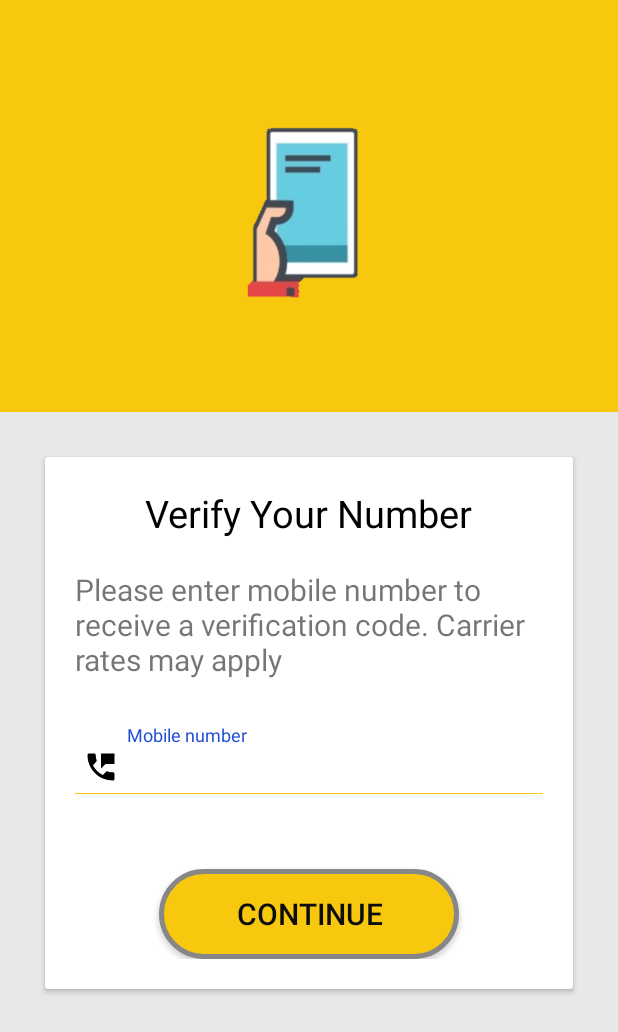
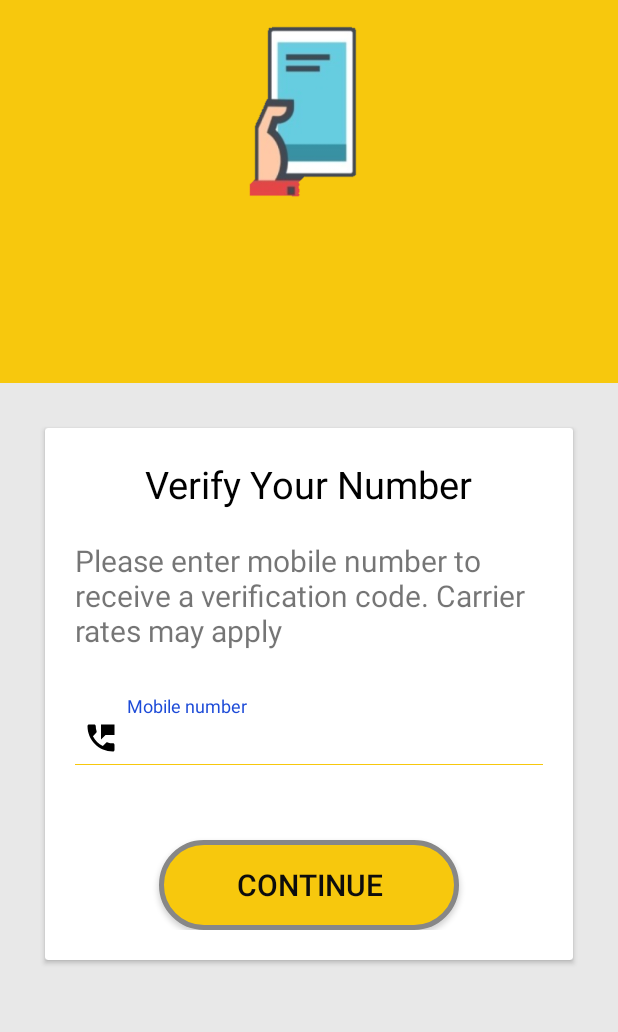
Before and after one commit to aaqadir/SmartLabour02, an Android app: the PhoneActivity screen opened directly, with no data from a screen before it, on a phone screen of 412 x 824 dp. Shown: the top 1032 px of the screen. Run offline under Robolectric (Android 15) with nearby library versions, the phone set to English and light mode, and no system bars; plain views replace OptRoundCardView.

Commit message:
activity dashboard commit

```diff
--- a/app/build.gradle
+++ b/app/build.gradle
@@ -22,6 +22,7 @@ dependencies {
     implementation fileTree(dir: 'libs', include: ['*.jar'])
     implementation 'com.android.support:appcompat-v7:28.0.0'
     implementation 'com.android.support:design:28.0.0'
+
     implementation 'com.android.support.constraint:constraint-layout:1.1.3'
     implementation 'com.android.support:support-v4:28.0.0'
     testImplementation 'junit:junit:4.12'
--- a/app/src/main/AndroidManifest.xml
+++ b/app/src/main/AndroidManifest.xml
@@ -11,7 +11,6 @@
         android:supportsRtl="true"
         android:theme="@style/AppTheme"
         tools:ignore="GoogleAppIndexingWarning">
-
         <activity
             android:name=".WelcomeActivity"
             android:label="@string/app_name"
@@ -22,8 +21,7 @@
                 <category android:name="android.intent.category.LAUNCHER" />
             </intent-filter>
         </activity>
-
-        <activity android:name=".MainActivity"/>
+        <activity android:name=".MainActivity" />
         <activity android:name=".Dashboard" />
         <activity android:name=".AboutActivity" />
         <activity android:name=".HelpActivity" />
@@ -34,8 +32,6 @@
         <activity android:name=".RegisterActivity" />
         <activity android:name=".PhoneActivity" />
         <activity android:name=".PverifyActivity" />
-
-
     </application>
 
 </manifest>
--- a/app/src/main/java/com/example/smartlabour01/MainActivity.java
+++ b/app/src/main/java/com/example/smartlabour01/MainActivity.java
@@ -81,7 +81,7 @@ public class MainActivity extends AppCompatActivity
         int id = item.getItemId();
 
         //noinspection SimplifiableIfStatement
-        if (id == R.id.action_settings) {
+        if (id == R.id.action_search) {
             return true;
         }
 
--- a/app/src/main/res/drawable/buttonstyle.xml
+++ /dev/null
@@ -1,6 +0,0 @@
-<?xml version="1.0" encoding="utf-8"?>
-<shape xmlns:android="http://schemas.android.com/apk/res/android">
-    <corners android:radius="25dp"/>
-    <solid android:color="@color/lightorange"/>
-    <padding android:top="15dp" android:right="15dp" android:left="15dp" android:bottom="15dp"/>
-</shape>
--- a/app/src/main/res/layout/activity_phone.xml
+++ b/app/src/main/res/layout/activity_phone.xml
@@ -13,37 +13,38 @@
         android:id="@+id/upperLayout"
         android:layout_width="match_parent"
         android:layout_height="0dp"
-        android:layout_weight="1"
+        android:layout_weight="0.9"
+
         android:background="@color/colorPrimary"
-        android:gravity="center"
         android:orientation="vertical">
 
         <ImageView
             android:id="@+id/imageView3"
             android:layout_width="150dp"
             android:layout_height="140dp"
-            android:background="@drawable/mobilenum" />
+            android:layout_gravity="center"
+            android:src="@drawable/mobilenum" />
 
     </LinearLayout>
 
-    <ScrollView xmlns:android="http://schemas.android.com/apk/res/android"
+    <ScrollView
         android:layout_width="match_parent"
         android:layout_height="0dp"
         android:layout_weight="2">
 
-        <LinearLayout
-            android:layout_width="match_parent"
-            android:layout_height="match_parent"
-            android:foregroundGravity="top">
+    <LinearLayout xmlns:android="http://schemas.android.com/apk/res/android"
+        android:layout_width="match_parent"
+        android:layout_height="wrap_content">
 
 
             <com.github.captain_miao.optroundcardview.OptRoundCardView
                 android:layout_width="match_parent"
                 android:layout_height="wrap_content"
+                android:layout_gravity="center_vertical"
                 android:layout_margin="30dp"
                 app:optRoundCardBackgroundColor="#ffffff"
                 app:optRoundCardCornerRadius="10dp"
-                app:optRoundCardElevation="1dp">
+                app:optRoundCardElevation="2dp">
 
 
                 <LinearLayout
@@ -110,7 +111,9 @@
                 </LinearLayout>
 
             </com.github.captain_miao.optroundcardview.OptRoundCardView>
-        </LinearLayout>
-    </ScrollView>
+
+           </LinearLayout>
+        </ScrollView>
+
 
 </LinearLayout>
--- a/app/src/main/res/layout/activity_pverify.xml
+++ b/app/src/main/res/layout/activity_pverify.xml
@@ -13,7 +13,7 @@
         android:id="@+id/upperLayout"
         android:layout_width="match_parent"
         android:layout_height="0dp"
-        android:layout_weight="1"
+        android:layout_weight="0.9"
         android:background="@color/colorPrimary"
         android:gravity="center"
         android:orientation="vertical">
@@ -28,6 +28,7 @@
         android:layout_width="match_parent"
         android:layout_height="0dp"
         android:layout_weight="2">
+
     <LinearLayout
         android:layout_width="match_parent"
         android:layout_height="match_parent">
@@ -39,7 +40,7 @@
                 android:layout_margin="30dp"
                 app:optRoundCardBackgroundColor="#ffffff"
                 app:optRoundCardCornerRadius="10dp"
-                app:optRoundCardElevation="1dp">
+                app:optRoundCardElevation="2dp">
 
 
                 <LinearLayout
--- a/app/src/main/res/values/colors.xml
+++ b/app/src/main/res/values/colors.xml
@@ -5,10 +5,15 @@
     <color name="colorAccent">#1D4BD8</color>
 
     <color name="black">#000</color>
+    <color name="white">#FFFFFF</color>
     <color name="lightorange">#f7c80d</color>
     <color name="lightorangedark">#F09410</color>
 
     <color name="button_selectorcolor">#9E9E9E</color>
     <color name="background_color">#009688</color>
 
+    <color name="textColorPrimary">#FFFFFF</color>
+    <color name="windowBackground">#EEEEEEEE</color>
+    <color name="navigationBarColor">#212121</color>
+
 </resources>
--- a/app/src/main/res/values/dimens.xml
+++ b/app/src/main/res/values/dimens.xml
@@ -5,4 +5,5 @@
     <dimen name="nav_header_vertical_spacing">8dp</dimen>
     <dimen name="nav_header_height">176dp</dimen>
     <dimen name="fab_margin">16dp</dimen>
+    <dimen name="nav_drawer_width">260dp</dimen>
 </resources>
```
Also changed, not shown: app/src/main/res/layout/activity_help.xml (+43 -29 lines), app/src/main/res/layout/activity_settings.xml (+4 -10 lines), app/src/main/res/menu/main.xml (+6 -3 lines).
